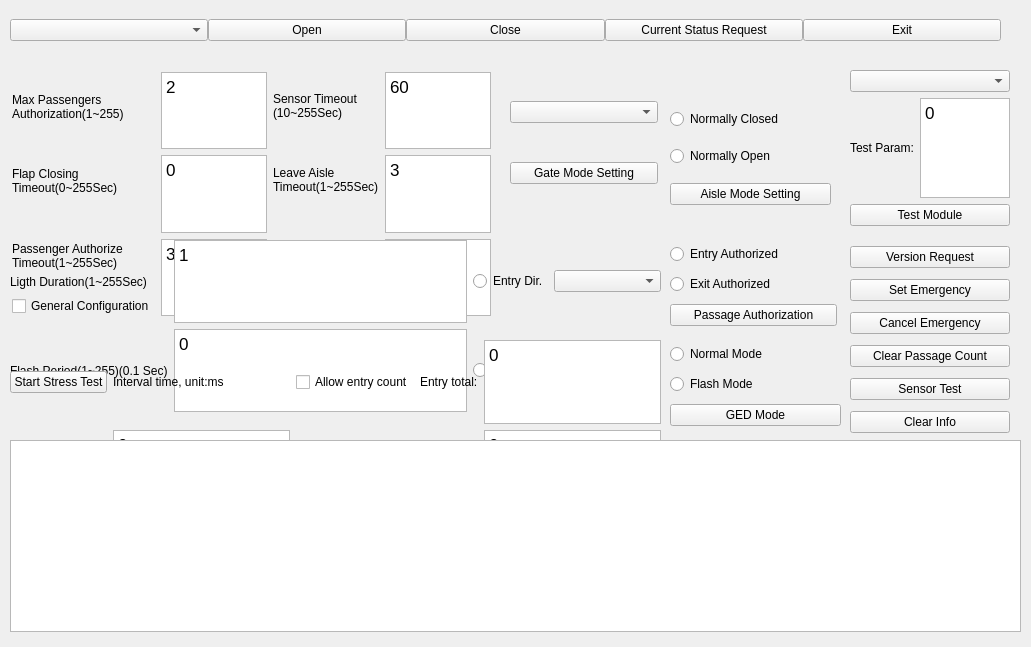
The window that src/view/ElisMainWidget.ui (chiplua/Rs128WinTest) describes before a commit, drawn with Qt 5.
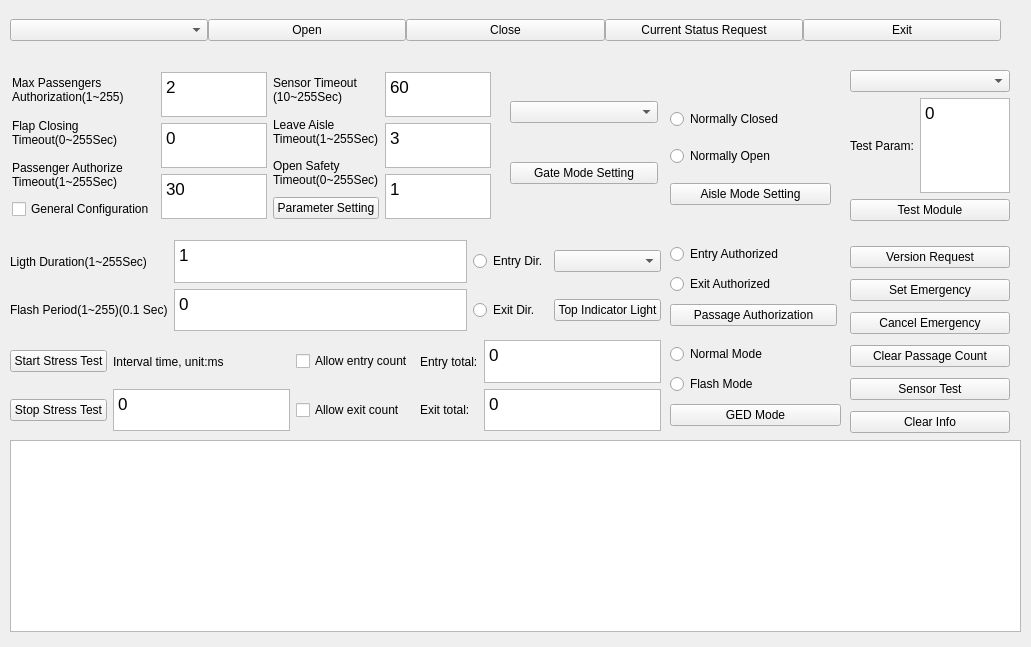
The same window after the commit.

Commit message: [SENSOR-Test-QMessageBox]:Notice with QMessageBox if serial port is not open before writting

```diff
--- a/src/view/ElisMainWidget.ui
+++ b/src/view/ElisMainWidget.ui
@@ -65,7 +65,7 @@
      <x>10</x>
      <y>70</y>
      <width>483</width>
-     <height>248</height>
+     <height>151</height>
     </rect>
    </property>
    <layout class="QHBoxLayout" name="hLayoutPassenger">
@@ -330,7 +330,7 @@
      <x>850</x>
      <y>70</y>
      <width>160</width>
-     <height>156</height>
+     <height>151</height>
     </rect>
    </property>
    <layout class="QVBoxLayout" name="vLayoutTestParam">
@@ -383,7 +383,7 @@
      <x>10</x>
      <y>240</y>
      <width>651</width>
-     <height>172</height>
+     <height>91</height>
     </rect>
    </property>
    <layout class="QGridLayout" name="gLayoutLight">
@@ -455,7 +455,7 @@
      <x>10</x>
      <y>340</y>
      <width>651</width>
-     <height>174</height>
+     <height>91</height>
     </rect>
    </property>
    <layout class="QGridLayout" name="gLayoutStressTest">
```
The commit also changes 2 other files.
